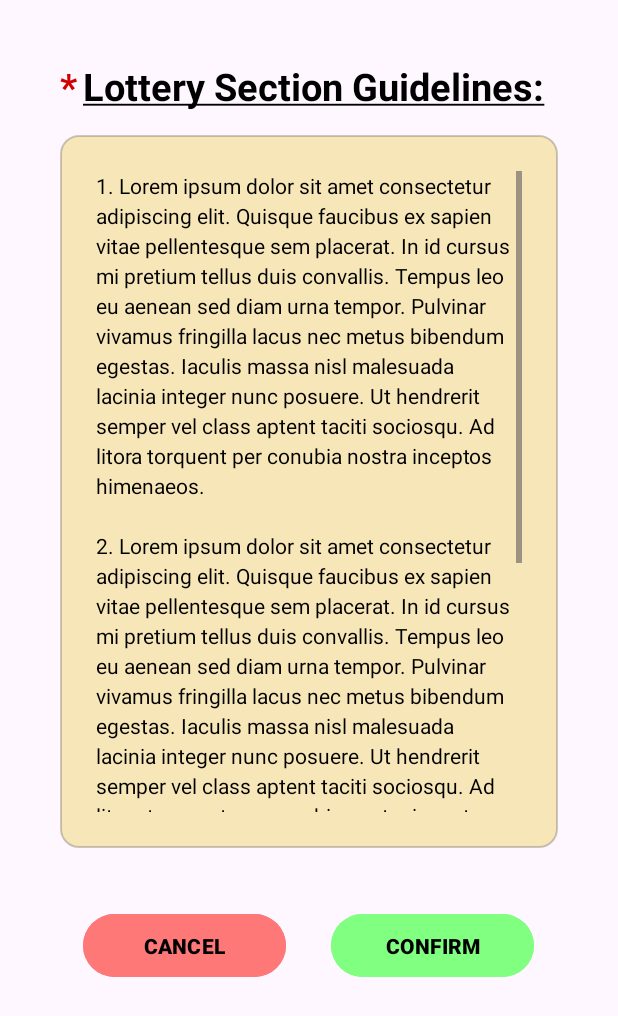
After one commit to CMPUT301F25gamble/gamble-events, an Android app: the layout fragment_lottery_guidelines.xml on its own in the app's theme, with its tools: preview values and no code run, on a phone screen of 412 x 824 dp. The commit adds this screen. Shown: the top 1016 px of the screen. Run offline under Robolectric (Android 15) with nearby library versions, the phone set to English and light mode, and no system bars.

Commit message:
Another large commit, was too locked again, bascially just added 2 new classes for the nav function of events and event details, added the xml for the lottery Section guidelines, and fixed some small details in old files like creating a string resource for the cancel and confirm buttons

```diff
--- /dev/null
+++ b/EventLotterySystemApplication/app/src/main/java/com/example/eventlotterysystemapplication/EventDetailScreen.java
@@ -0,0 +1,4 @@
+package com.example.eventlotterysystemapplication;
+
+public class EventDetailScreen {
+}
--- /dev/null
+++ b/EventLotterySystemApplication/app/src/main/java/com/example/eventlotterysystemapplication/EventScreen.java
@@ -0,0 +1,30 @@
+package com.example.eventlotterysystemapplication;
+
+import android.os.Bundle;
+import android.view.LayoutInflater;
+import android.view.View;
+import android.view.ViewGroup;
+
+import androidx.annotation.NonNull;
+import androidx.fragment.app.Fragment;
+import androidx.navigation.fragment.NavHostFragment;
+
+public class EventScreen extends Fragment {
+    @Override
+    public View onCreateView(@NonNull LayoutInflater inflater, ViewGroup container,
+                             Bundle savedInstanceState) {
+        return inflater.inflate(R.layout.fragment_ft_input, container, false);
+    }
+
+    @Override
+    public void onViewCreated(@NonNull View view, Bundle savedInstanceState) {
+        super.onViewCreated(view, savedInstanceState);
+
+        // When the "CANCEL" button is clicked, navigate back to the register screen
+        view.findViewById(R.id.cancelButton).setOnClickListener(v ->
+                NavHostFragment.findNavController(FirstTimeUserInfoFragment.this)
+                        .navigate(R.id.registerScreenFragment));
+
+
+    }
+}
--- a/EventLotterySystemApplication/app/src/main/res/layout/events_screen.xml
+++ b/EventLotterySystemApplication/app/src/main/res/layout/fragment_events_screen.xml
@@ -1,7 +1,6 @@
 <?xml version="1.0" encoding="utf-8"?>
 <androidx.constraintlayout.widget.ConstraintLayout xmlns:android="http://schemas.android.com/apk/res/android"
     xmlns:app="http://schemas.android.com/apk/res-auto"
-    xmlns:tools="http://schemas.android.com/tools"
     android:layout_width="match_parent"
     android:layout_height="match_parent">
 
--- a/EventLotterySystemApplication/app/src/main/res/layout/fragment_ft_input.xml
+++ b/EventLotterySystemApplication/app/src/main/res/layout/fragment_ft_input.xml
@@ -102,7 +102,7 @@
             android:id="@+id/cancelButton"
             android:layout_width="135dp"
             android:layout_height="50dp"
-            android:text="CANCEL"
+            android:text="@string/cancel"
             android:textStyle="bold"
             android:backgroundTint="@color/red"
             android:textColor="@color/black"
@@ -112,7 +112,7 @@
             android:id="@+id/confirmButton"
             android:layout_width="135dp"
             android:layout_height="50dp"
-            android:text="CONFIRM"
+            android:text="@string/confirm"
             android:textStyle="bold"
             android:backgroundTint="@color/green"
             android:textColor="@color/black" />
--- /dev/null
+++ b/EventLotterySystemApplication/app/src/main/res/layout/fragment_lottery_guidelines.xml
@@ -0,0 +1,83 @@
+<ScrollView xmlns:android="http://schemas.android.com/apk/res/android"
+    android:layout_width="match_parent"
+    android:layout_height="match_parent"
+    android:fillViewport="true"
+    android:padding="40dp">
+
+    <LinearLayout
+        android:layout_width="match_parent"
+        android:layout_height="wrap_content"
+        android:orientation="vertical">
+
+        <!-- Title (includes red asterisk & Lottery Guideline title) -->
+        <LinearLayout
+            android:layout_width="match_parent"
+            android:layout_height="wrap_content"
+            android:orientation="horizontal"
+            android:layout_marginBottom="15dp">
+
+            <TextView
+                android:id="@+id/asterisk"
+                android:layout_width="wrap_content"
+                android:layout_height="wrap_content"
+                android:text="@string/important"
+                android:textColor="@color/important_field"
+                android:textStyle="bold"
+                android:textSize="25sp"
+                android:layout_marginEnd="4dp" />
+
+            <TextView
+                android:id="@+id/lotteryGuidelineTitle"
+                android:layout_width="wrap_content"
+                android:layout_height="wrap_content"
+                android:text="@string/lottery_guideline_title"
+                android:textSize="25sp"
+                android:textStyle="bold"
+                android:textColor="@color/black" />
+        </LinearLayout>
+
+        <!-- Scrollable text box -->
+        <TextView
+            android:id="@+id/scrollableText"
+            android:layout_width="match_parent"
+            android:layout_height="475dp"
+            android:background="@drawable/rounded_list_item"
+            android:padding="24dp"
+            android:scrollbars="vertical"
+            android:text="@string/lorem_ipsum_numbered"
+            android:textColor="@color/black"
+            android:textSize="14sp"
+            android:lineSpacingExtra="4dp" />
+
+        <!-- Cancel & Confirm Buttons -->
+        <LinearLayout
+            android:layout_width="match_parent"
+            android:layout_height="wrap_content"
+            android:orientation="horizontal"
+            android:gravity="center"
+            android:layout_marginTop="40dp">
+
+            <Button
+                android:id="@+id/cancelButton"
+                android:layout_width="135dp"
+                android:layout_height="50dp"
+                android:text="@string/cancel"
+                android:textStyle="bold"
+                android:backgroundTint="@color/red"
+                android:textColor="@color/black"
+                android:layout_marginEnd="30dp" />
+
+            <Button
+                android:id="@+id/confirmButton"
+                android:layout_width="135dp"
+                android:layout_height="50dp"
+                android:text="@string/confirm"
+                android:textStyle="bold"
+                android:backgroundTint="@color/green"
+                android:textColor="@color/black" />
+
+        </LinearLayout>
+
+    </LinearLayout>
+
+</ScrollView>
--- a/EventLotterySystemApplication/app/src/main/res/values/colors.xml
+++ b/EventLotterySystemApplication/app/src/main/res/values/colors.xml
@@ -6,4 +6,5 @@
     <color name="green">#80FF80</color>
     <color name="app_beige">#F6E6B8</color>
     <color name="light_grey">#D3D3D3</color>
+    <color name="important_field">#CF0000</color>
 </resources>
--- a/EventLotterySystemApplication/app/src/main/res/values/strings.xml
+++ b/EventLotterySystemApplication/app/src/main/res/values/strings.xml
@@ -18,4 +18,11 @@
     <string name="back_button_text">Back</string>
     <string name="event_detail_screen_name_text">Event Name</string>
     <string name="my_events_button_text">My Events</string>
+    <string name="lottery_guideline_title"><u>Lottery Section Guidelines:</u></string>
+    <string name="lorem_ipsum_numbered">
+1. Lorem ipsum dolor sit amet consectetur adipiscing elit. Quisque faucibus ex sapien vitae pellentesque sem placerat. In id cursus mi pretium tellus duis convallis. Tempus leo eu aenean sed diam urna tempor. Pulvinar vivamus fringilla lacus nec metus bibendum egestas. Iaculis massa nisl malesuada lacinia integer nunc posuere. Ut hendrerit semper vel class aptent taciti sociosqu. Ad litora torquent per conubia nostra inceptos himenaeos.\n\n2. Lorem ipsum dolor sit amet consectetur adipiscing elit. Quisque faucibus ex sapien vitae pellentesque sem placerat. In id cursus mi pretium tellus duis convallis. Tempus leo eu aenean sed diam urna tempor. Pulvinar vivamus fringilla lacus nec metus bibendum egestas. Iaculis massa nisl malesuada lacinia integer nunc posuere. Ut hendrerit semper vel class aptent taciti sociosqu. Ad litora torquent per conubia nostra inceptos himenaeos.\n\n3. Lorem ipsum dolor sit amet consectetur adipiscing elit. Quisque faucibus ex sapien vitae pellentesque sem placerat. In id cursus mi pretium tellus duis convallis. Tempus leo eu aenean sed diam urna tempor. Pulvinar vivamus fringilla lacus nec metus bibendum egestas. Iaculis massa nisl malesuada lacinia integer nunc posuere. Ut hendrerit semper vel class aptent taciti sociosqu. Ad litora torquent per conubia nostra inceptos himenaeos.
+</string>
+    <string name="important">*</string>
+    <string name="cancel">CANCEL</string>
+    <string name="confirm">CONFIRM</string>
 </resources>
```
Also changed, not shown: EventLotterySystemApplication/app/src/main/res/layout/fragment_event_detail_screen.xml (renamed from EventLotterySystemApplication/app/src/main/res/layout/event_detail_screen.xml).
